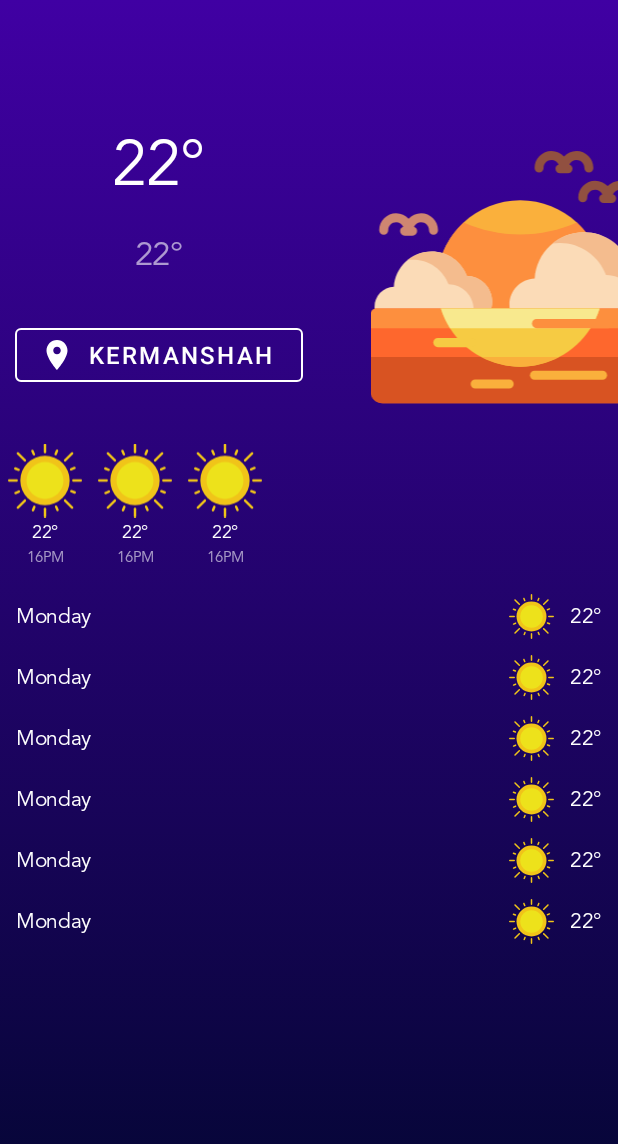
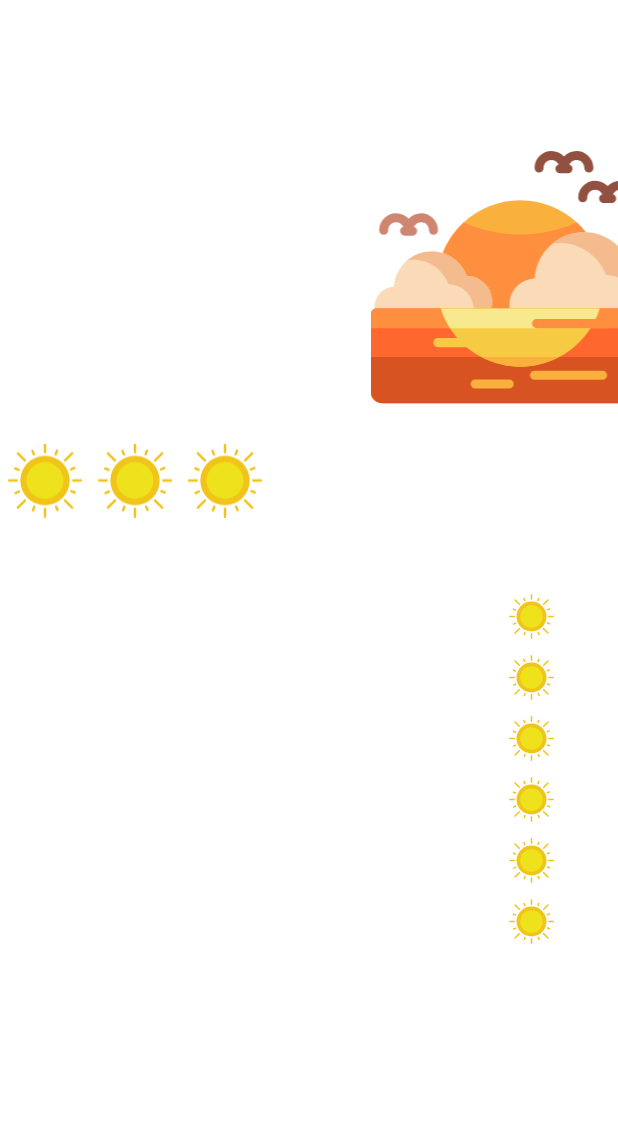
Before and after one commit to moeindev/Weatherfo, an Android app: the layout layout_main.xml on its own in the app's theme, with its tools: preview values and no code run, on a phone screen of 412 x 824 dp. Shown: the top 1144 px of the screen. Run offline under Robolectric (Android 15) with nearby library versions, the phone set to English and light mode, and no system bars; network calls fail.

Commit message:
change background

```diff
--- a/app/build.gradle
+++ b/app/build.gradle
@@ -92,10 +92,6 @@ dependencies {
     //material
     implementation 'com.google.android.material:material:1.3.0-alpha02'
 
-    //rxbinding
-    implementation 'com.jakewharton.rxbinding4:rxbinding:4.0.0'
-
-    implementation 'com.jakewharton.rxbinding4:rxbinding-material:4.0.0'
 
     //material dialogs:
     implementation 'com.afollestad.material-dialogs:core:3.3.0'
--- a/app/src/main/res/layout/layout_main.xml
+++ b/app/src/main/res/layout/layout_main.xml
@@ -2,7 +2,7 @@
 <androidx.constraintlayout.widget.ConstraintLayout xmlns:android="http://schemas.android.com/apk/res/android"
     xmlns:tools="http://schemas.android.com/tools"
     xmlns:app="http://schemas.android.com/apk/res-auto"
-    android:background="@drawable/back_evening"
+    android:background="@android:color/transparent"
     android:layout_width="match_parent"
     android:layout_height="match_parent">
 
```
